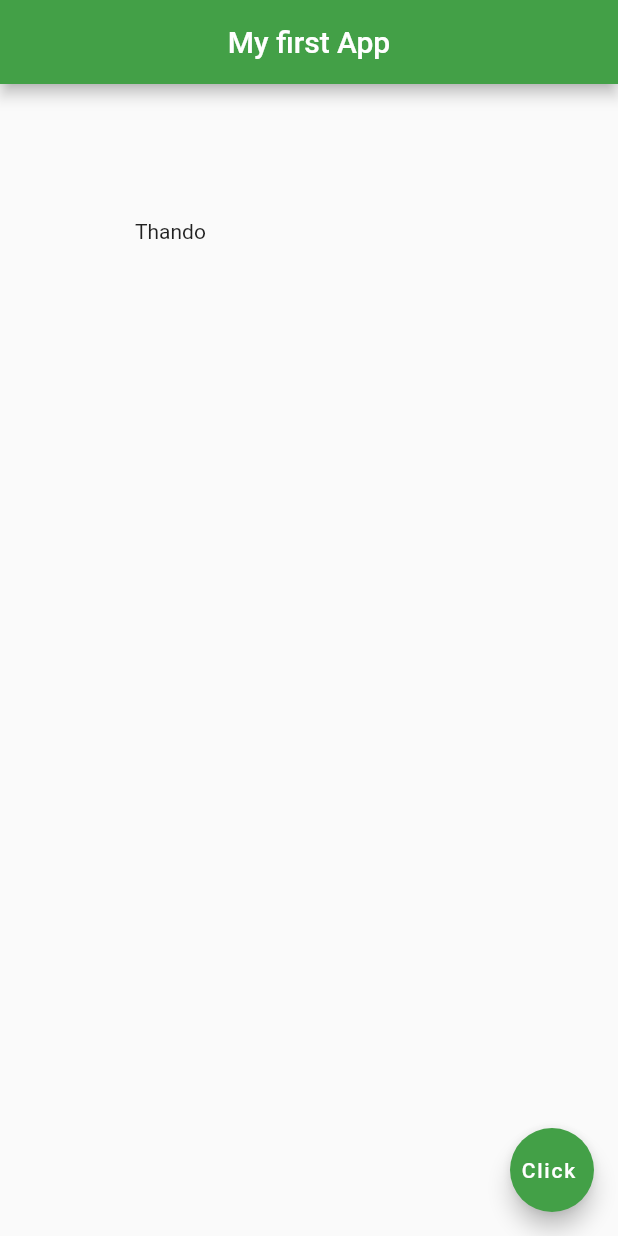
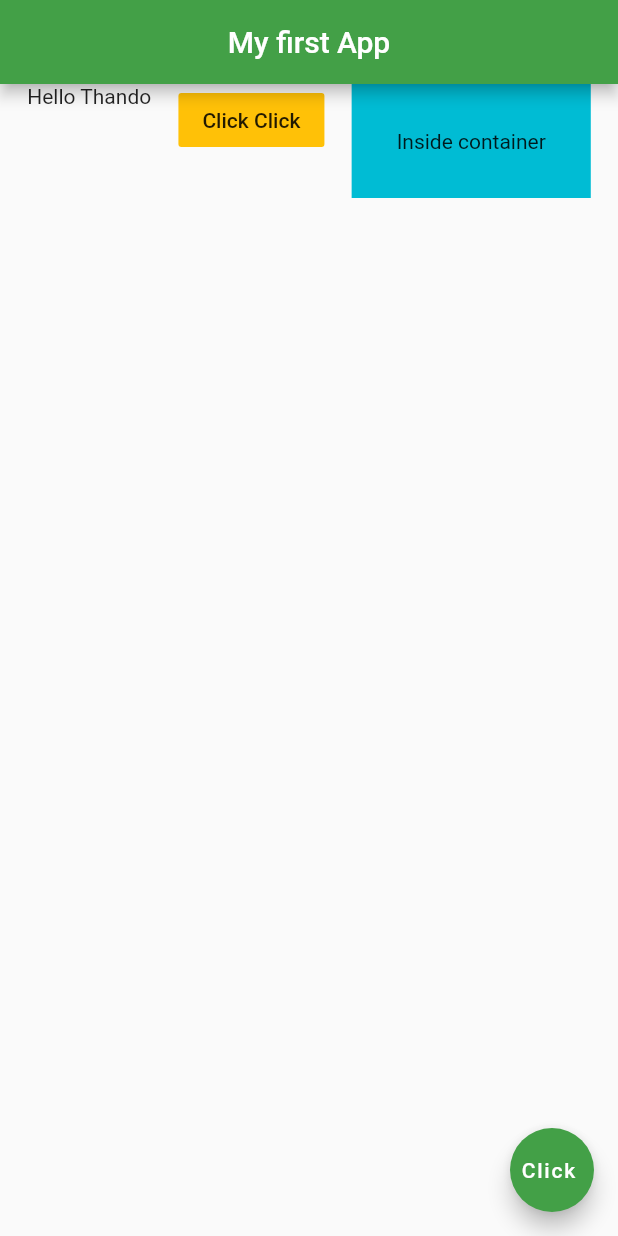
Before and after one commit to Thandohimself/flutterdemo_app, a Flutter app: the screen it shows after launch, on a phone screen of 412 x 824 dp. Run offline on Flutter 3.47's test engine with Material 2 defaults, Android fonts, the phone set to English and light mode, and no system bars.

Commit message:
Containers & Padding (X & Y alignment)

```diff
--- a/lib/main.dart
+++ b/lib/main.dart
@@ -13,9 +13,23 @@ class Home extends StatelessWidget {
         centerTitle: true,
         backgroundColor: Colors.green[600],
       ),
-      body: Padding(
-        padding: EdgeInsets.all(90.0),
-        child: Text('Thando'),
+      body: Row(
+        mainAxisAlignment: MainAxisAlignment.spaceEvenly,
+        crossAxisAlignment: CrossAxisAlignment.start,
+        children: <Widget>[
+          Text('Hello Thando'),
+          FlatButton(
+            onPressed: () {},
+            color: Colors.amber,
+            child: Text('Click Click'),
+
+          ),
+          Container(
+            color: Colors.cyan,
+            padding: EdgeInsets.all(30.0),
+            child: Text('Inside container'),
+          )
+        ],
       ),
       floatingActionButton: FloatingActionButton(
         onPressed: () {},
```
